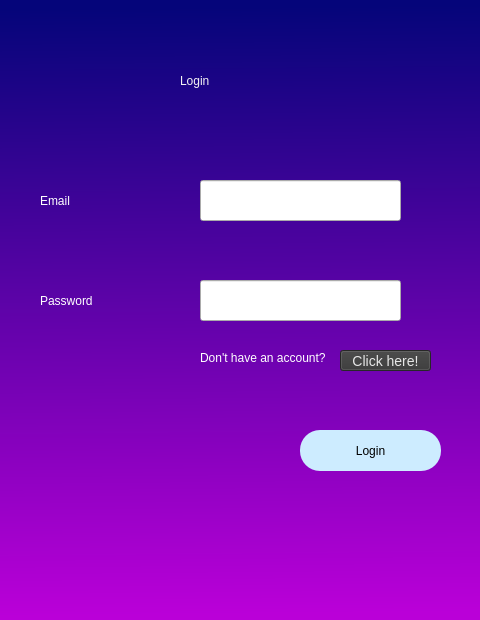
Above: ui/login.ui from AlonIvshin/AutomaticGymTrainer before the change. Below: the same form after it.
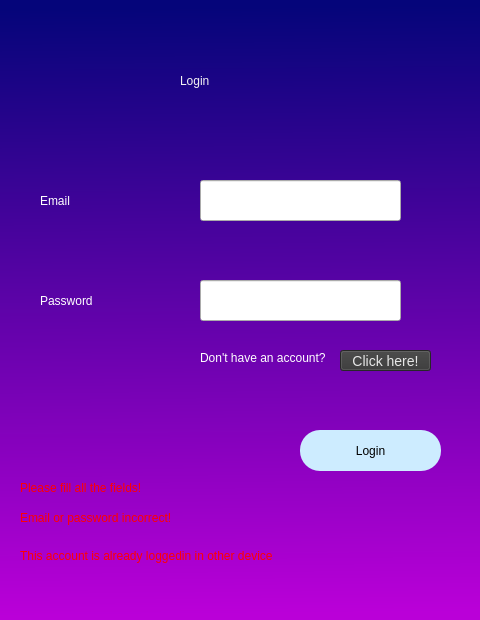
That is the form after the change.

Commit message: Login , main app

Diff of the .ui file:
```diff
--- a/ui/login.ui
+++ b/ui/login.ui
@@ -137,6 +137,57 @@
     <string>Click here!</string>
    </property>
   </widget>
+  <widget class="QLabel" name="lbl_fields">
+   <property name="geometry">
+    <rect>
+     <x>20</x>
+     <y>480</y>
+     <width>211</width>
+     <height>16</height>
+    </rect>
+   </property>
+   <property name="styleSheet">
+    <string notr="true">color:rgb(255, 0, 0);
+font: 75 12pt &quot;MS Shell Dlg 2&quot;;</string>
+   </property>
+   <property name="text">
+    <string>Please fill all the fields!</string>
+   </property>
+  </widget>
+  <widget class="QLabel" name="lbl_incorrect">
+   <property name="geometry">
+    <rect>
+     <x>20</x>
+     <y>510</y>
+     <width>271</width>
+     <height>16</height>
+    </rect>
+   </property>
+   <property name="styleSheet">
+    <string notr="true">color:rgb(255, 0, 0);
+font: 75 12pt &quot;MS Shell Dlg 2&quot;;</string>
+   </property>
+   <property name="text">
+    <string>Email or password incorrect!</string>
+   </property>
+  </widget>
+  <widget class="QLabel" name="lbl_loged">
+   <property name="geometry">
+    <rect>
+     <x>20</x>
+     <y>540</y>
+     <width>441</width>
+     <height>31</height>
+    </rect>
+   </property>
+   <property name="styleSheet">
+    <string notr="true">color:rgb(255, 0, 0);
+font: 75 12pt &quot;MS Shell Dlg 2&quot;;</string>
+   </property>
+   <property name="text">
+    <string>This account is already loggedin in other device</string>
+   </property>
+  </widget>
  </widget>
  <resources/>
  <connections/>
```
Left out of the diff: 8 changed lines with no effect on the pictures. The commit also changes 9 other files.
